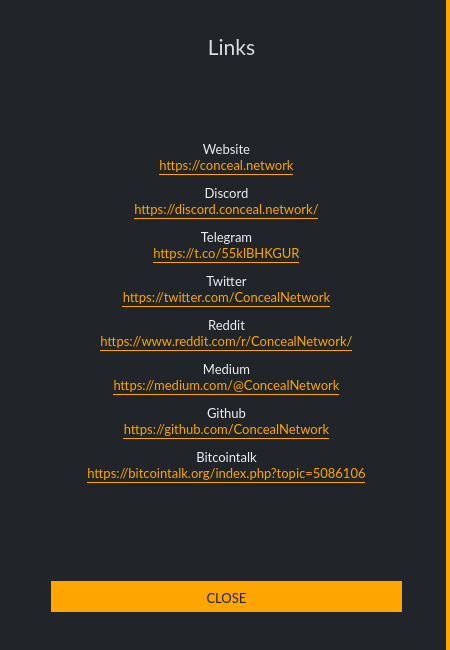
ConcealNetwork/conceal-desktop, file src/gui/ui/linksdialog.ui: the form before one commit.
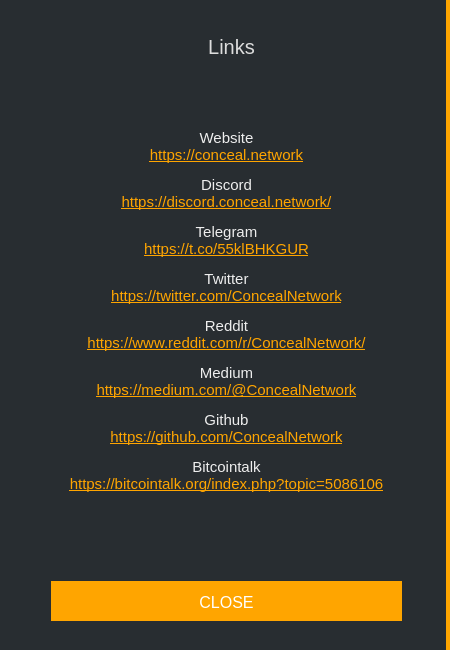
The form after the commit.

Diff of the .ui file:
```diff
--- a/src/gui/ui/linksdialog.ui
+++ b/src/gui/ui/linksdialog.ui
@@ -32,13 +32,13 @@
    <string>Links</string>
   </property>
   <property name="styleSheet">
-   <string notr="true">background-color: #212529; border-right: 4px solid orange;</string>
+   <string notr="true">background-color: #282d31; border-right: 4px solid orange;</string>
   </property>
   <layout class="QVBoxLayout" name="verticalLayout" stretch="0">
    <item>
     <widget class="QGroupBox" name="groupBox">
      <property name="styleSheet">
-      <string notr="true">border: 0px;</string>
+      <string notr="true">border: 0px; font-size: 15px;</string>
      </property>
      <property name="title">
       <string/>
@@ -60,8 +60,7 @@
       </property>
       <property name="font">
        <font>
-        <family>Lato</family>
-        <pointsize>10</pointsize>
+        <pointsize>-1</pointsize>
        </font>
       </property>
       <property name="styleSheet">
@@ -87,7 +86,7 @@
         <x>40</x>
         <y>570</y>
         <width>351</width>
-        <height>31</height>
+        <height>40</height>
        </rect>
       </property>
       <property name="minimumSize">
@@ -98,13 +97,12 @@
       </property>
       <property name="font">
        <font>
-        <family>Lato</family>
-        <pointsize>10</pointsize>
+        <pointsize>-1</pointsize>
        </font>
       </property>
       <property name="styleSheet">
-       <string notr="true">color: #222; background-color: orange; border-top: 3px solid orange;
-border-right: 0px;</string>
+       <string notr="true">color: white; background-color: orange; border-top: 3px solid orange;
+border-right: 0px; font-size: 16px;</string>
       </property>
       <property name="text">
        <string>CLOSE</string>
@@ -121,13 +119,13 @@
       </property>
       <property name="font">
        <font>
-        <family>Lato</family>
-        <pointsize>16</pointsize>
+        <pointsize>-1</pointsize>
        </font>
       </property>
       <property name="styleSheet">
        <string notr="true">color: #ddd;
-border-right: 0px;</string>
+border-right: 0px;
+font-size: 20px;</string>
       </property>
       <property name="text">
        <string>Links</string>
```
